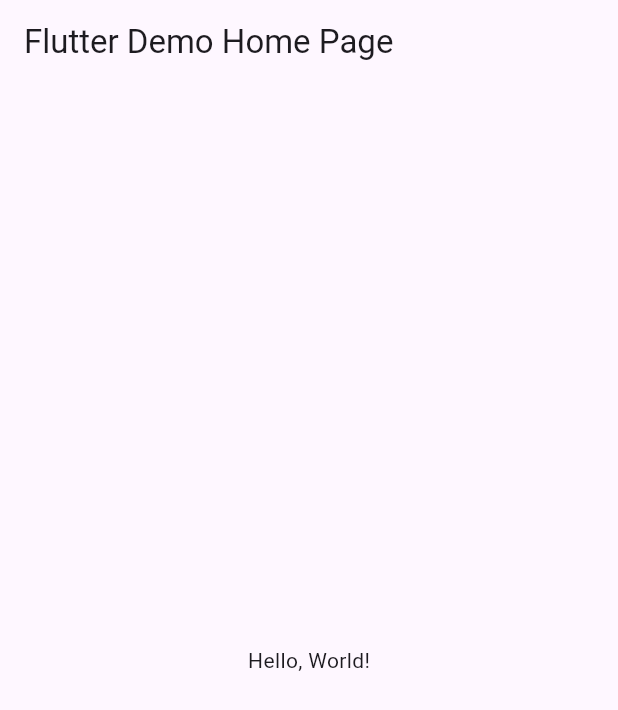
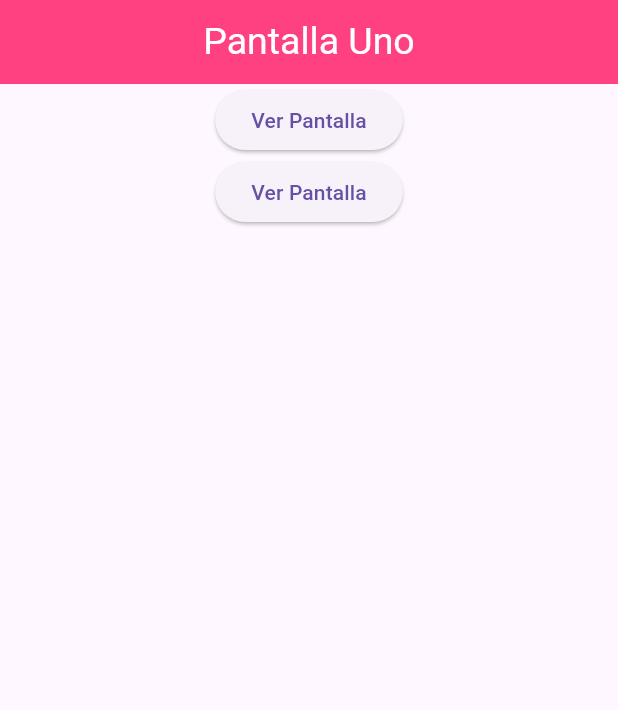
Before and after one commit to RobertoGaytanM8/Rutas_6J_Gaytan, a Flutter app: the screen it shows after launch, on a phone screen of 412 x 824 dp. Shown: the top 710 px of the screen. Run offline on Flutter 3.47's test engine with Material 3 defaults, Android fonts, the phone set to English and light mode, and no system bars.

Commit message:
ahora tambien

```diff
--- a/lib/main.dart
+++ b/lib/main.dart
@@ -1,43 +1,26 @@
 import 'package:flutter/material.dart';
+import 'package:gaytanrutas/pagina_uno.dart';
+import 'package:gaytanrutas/pagina_dos.dart';
+import 'package:gaytanrutas/pagina_tres.dart';
 
-void main() => runApp(MyApp());
+void main() => runApp(MiRutasApp());
 
-class MyApp extends StatelessWidget {
-  const MyApp({super.key});
-  // This widget is the root of your application.
+class MiRutasApp extends StatelessWidget {
+  const MiRutasApp({Key? key}) : super(key: key);
+
   @override
   Widget build(BuildContext context) {
     return MaterialApp(
-      // Application name
-      title: 'Flutter Hello World',
-      // Application theme data, you can set the colors for the application as
-      // you want
-      theme: ThemeData(
-        // useMaterial3: false,
-        primarySwatch: Colors.blue,
-      ),
-      // A widget which will be started on application startup
-      home: MyHomePage(title: 'Flutter Demo Home Page'),
+      debugShowCheckedModeBanner: false,
+      title: "Entre Paginas Routes",
+      initialRoute: '/',
+      routes: {
+        // When navigating to the "/" route, build the FirstScreen widget.
+        '/': (context) => const PantallaUno(),
+        // When navigating to the "/second" route, build the SecondScreen widget.
+        '/pantalla2': (context) => const PantallaDos(),
+        '/pantalla3': (context) => const PantallaTres(),
+      },
     );
   }
 }
-
-class MyHomePage extends StatelessWidget {
-  final String title;
-  const MyHomePage({super.key, required this.title});
-
-  @override
-  Widget build(BuildContext context) {
-    return Scaffold(
-      appBar: AppBar(
-        // The title text which will be shown on the action bar
-        title: Text(title),
-      ),
-      body: Center(
-        child: Text(
-          'Hello, World!',
-        ),
-      ),
-    );
-  }
-}
--- /dev/null
+++ b/lib/pagina_uno.dart
@@ -0,0 +1,42 @@
+import 'package:flutter/material.dart';
+
+class PantallaUno extends StatelessWidget {
+  const PantallaUno({Key? key}) : super(key: key);
+
+  @override
+  Widget build(BuildContext context) {
+    return Scaffold(
+      appBar: AppBar(
+        title: Text(
+          'Pantalla Uno',
+          style: TextStyle(
+            color: Colors.white,
+            fontSize: 25.0,
+          ),
+        ),
+        backgroundColor: Colors.pinkAccent,
+        centerTitle: true,
+      ),
+      body: Column(
+        children: [
+          Center(
+            child: ElevatedButton(
+              onPressed: () {
+                Navigator.pushNamed(context, '/pantalla2');
+              },
+              child: const Text('Ver Pantalla'),
+            ),
+          ),
+          Center(
+            child: ElevatedButton(
+              onPressed: () {
+                Navigator.pushNamed(context, '/pantalla3');
+              },
+              child: const Text('Ver Pantalla'),
+            ),
+          ),
+        ],
+      ),
+    );
+  }
+}
```
Also changed, not shown: lib/pagina_dos.dart (added, +21 -0 lines), lib/pagina_tres.dart (added, +22 -0 lines).
